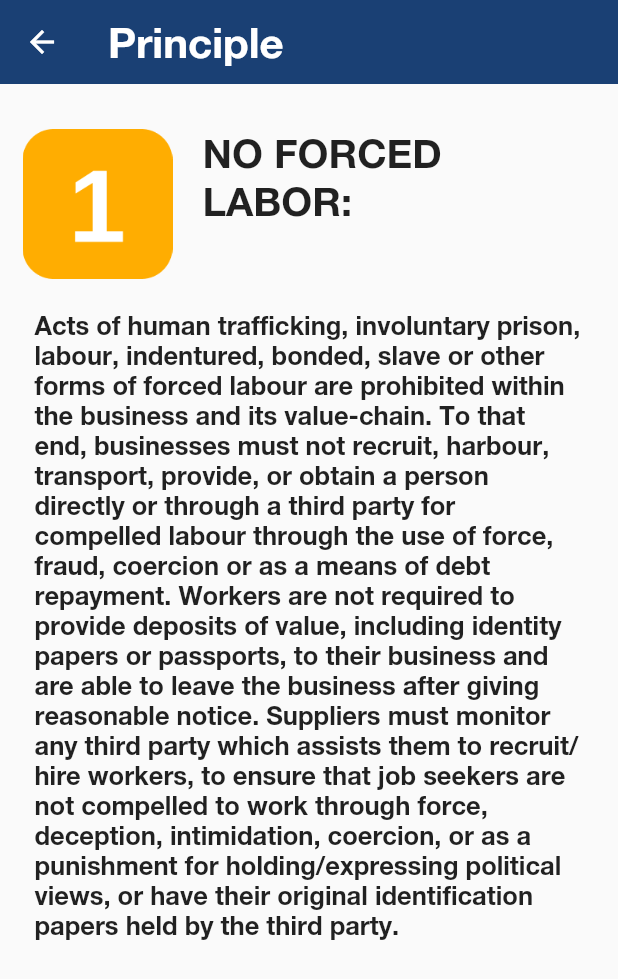
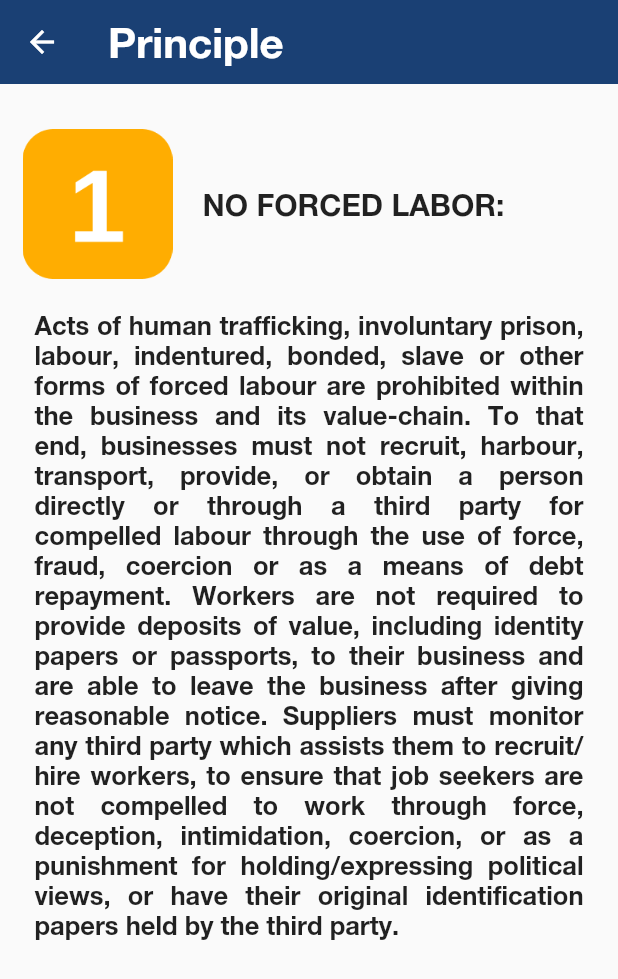
Before and after one commit to slavefreetrade/libertas_people, a Flutter app: the AboutPage screen opened directly, after a tap on an icon or button, on a phone screen of 412 x 824 dp. Shown: the top 979 px of the screen. Run offline on Flutter 3.47's test engine with Material 2 defaults, Android fonts, the phone set to English and light mode, and no system bars; our stand-ins replace device_info, firebase_core, firebase_messaging, flutter_bloc, flutter_secure_storage, flutter_svg and 1 more; accounts and stored records are empty; generated files the repository leaves out were written again.

Commit message:
fix(about): adjust about ui

```diff
--- a/lib/features/about/about.dart
+++ b/lib/features/about/about.dart
@@ -46,19 +46,15 @@ class _AboutPageState extends State<AboutPage> {
           ),
         ],
       ),
-      body: SingleChildScrollView(
-        child: Padding(
+      body: ListView(
         padding: const EdgeInsets.only(top: 16.0, left: 25, right: 25),
-          child: Column(
         children: [
           Text(
             S
                 .of(context)
                 .theLibertasPeopleAppIsHowWeDeliverHumanRightsQuestionsToYouInASecure,
             style: const TextStyle(
-                    fontWeight: FontWeight.w400,
-                    fontSize: 17.0,
-                    wordSpacing: 3.5),
+                fontWeight: FontWeight.w400, fontSize: 17.0, wordSpacing: 3.5),
           ),
           const SizedBox(height: 11),
           Text(
@@ -107,7 +103,7 @@ class _AboutPageState extends State<AboutPage> {
               mainAxisSpacing: 12,
               crossAxisSpacing: 12,
               crossAxisCount: 2,
-                  childAspectRatio: 5 / 2,
+              childAspectRatio: 1.8,
               children: getAboutData(context).map((principle) {
                 return TextButton(
                   style: ButtonStyle(
@@ -156,6 +152,7 @@ class _AboutPageState extends State<AboutPage> {
                           child: Text(
                             principle['title'].substring(
                                 0, principle['title'].length - 1) as String,
+                            textAlign: TextAlign.start,
                             style: TextStyle(
                               color: AppColors.white,
                               fontSize: principle['size'] as double,
@@ -178,8 +175,6 @@ class _AboutPageState extends State<AboutPage> {
           const SizedBox(height: 30),
         ],
       ),
-        ),
-      ),
     );
   }
 
--- a/lib/features/about/principle.dart
+++ b/lib/features/about/principle.dart
@@ -13,19 +13,14 @@ class Principle extends StatelessWidget {
   @override
   Widget build(BuildContext context) {
     final double width = MediaQuery.of(context).size.width;
-    final double height = MediaQuery.of(context).size.height;
     return Scaffold(
       appBar: AppBar(
         title: Text(S.of(context).principle),
       ),
-      body: Container(
-        width: width,
-        height: height,
-        margin: const EdgeInsets.symmetric(vertical: 30, horizontal: 15),
-        child: Column(
+      body: ListView(
+        padding: const EdgeInsets.symmetric(vertical: 30, horizontal: 15),
         children: [
           Row(
-              crossAxisAlignment: CrossAxisAlignment.start,
             children: [
               SizedBox(
                 width: 100,
@@ -42,7 +37,7 @@ class Principle extends StatelessWidget {
                 child: Text(
                   title,
                   style: const TextStyle(
-                      fontSize: 26.5,
+                    fontSize: 20,
                     fontWeight: FontWeight.w500,
                   ),
                 ),
@@ -53,6 +48,7 @@ class Principle extends StatelessWidget {
             padding: const EdgeInsets.symmetric(vertical: 20, horizontal: 8),
             child: Text(
               text,
+              textAlign: TextAlign.justify,
               style: const TextStyle(
                   fontSize: 17,
                   fontFamily: AppFonts.helveticaNeue,
@@ -61,7 +57,6 @@ class Principle extends StatelessWidget {
           ),
         ],
       ),
-      ),
     );
   }
 }
```
Lines whose indentation alone changed are shown as unchanged.
